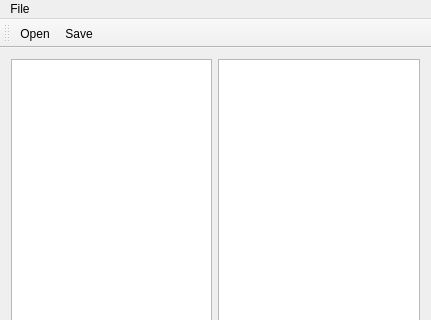
Old version of the form mainwindow.ui in the repository kogotto/KPC; both pictures show x 0 to 431 and y 0 to 320 of the 431 by 576 pixel window.
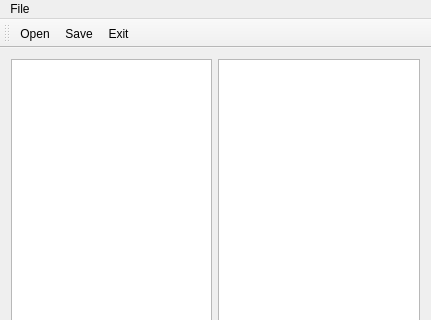
New version of the form.

What changed in the file:
```diff
--- a/mainwindow.ui
+++ b/mainwindow.ui
@@ -70,6 +70,7 @@
    </attribute>
    <addaction name="actionOpen"/>
    <addaction name="actionSave"/>
+   <addaction name="actionExit"/>
   </widget>
   <widget class="QStatusBar" name="statusBar"/>
   <action name="actionOpen">
```
Left out of the diff: 9 changed lines with no effect on the pictures.
